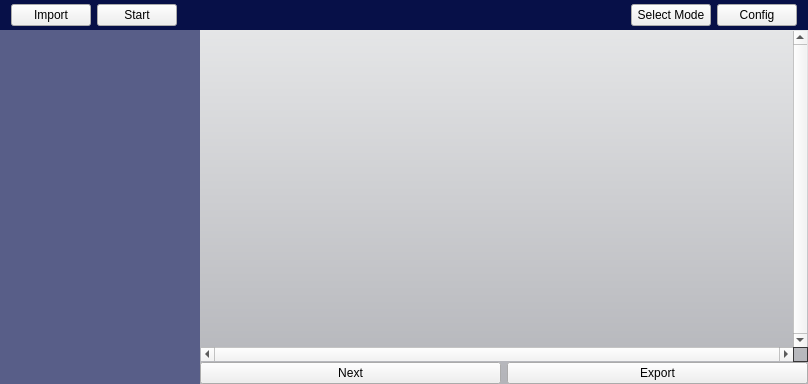
Before: the Qt Designer form IntelliGraph/mainwindow.ui in SEGroup10/IntelliGraph, drawn with Qt 5.
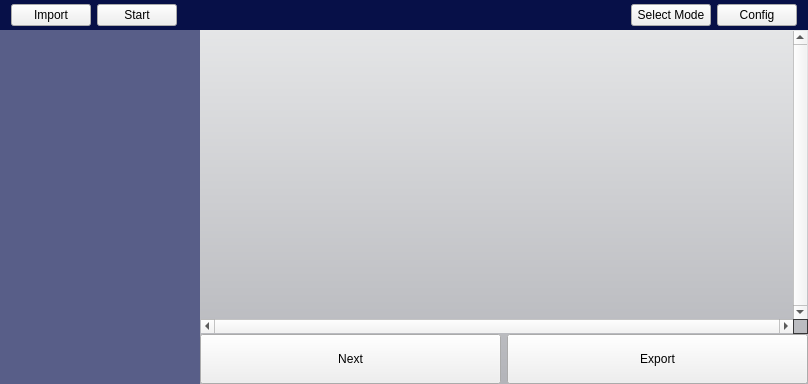
After: the same form once the commit is applied. Icons and pictures are not drawn.

Commit message: Enlarged Next button, added shortcut

```diff
--- a/IntelliGraph/mainwindow.ui
+++ b/IntelliGraph/mainwindow.ui
@@ -190,6 +190,12 @@
              </property>
              <item>
               <widget class="QPushButton" name="nextButton">
+               <property name="minimumSize">
+                <size>
+                 <width>0</width>
+                 <height>50</height>
+                </size>
+               </property>
                <property name="text">
                 <string>Next</string>
                </property>
@@ -197,6 +203,12 @@
              </item>
              <item>
               <widget class="QPushButton" name="exportButton">
+               <property name="minimumSize">
+                <size>
+                 <width>0</width>
+                 <height>50</height>
+                </size>
+               </property>
                <property name="text">
                 <string>Export</string>
                </property>
```
Left out of the diff: 3 changed lines with no effect on the pictures. The commit also changes 1 other file.
